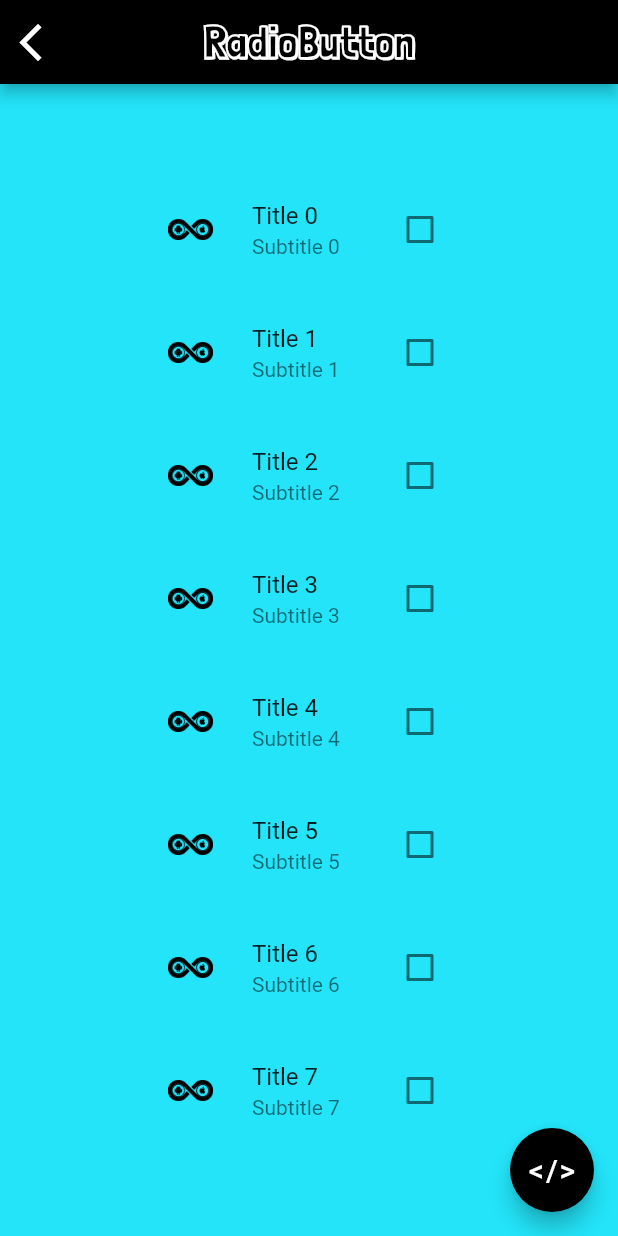
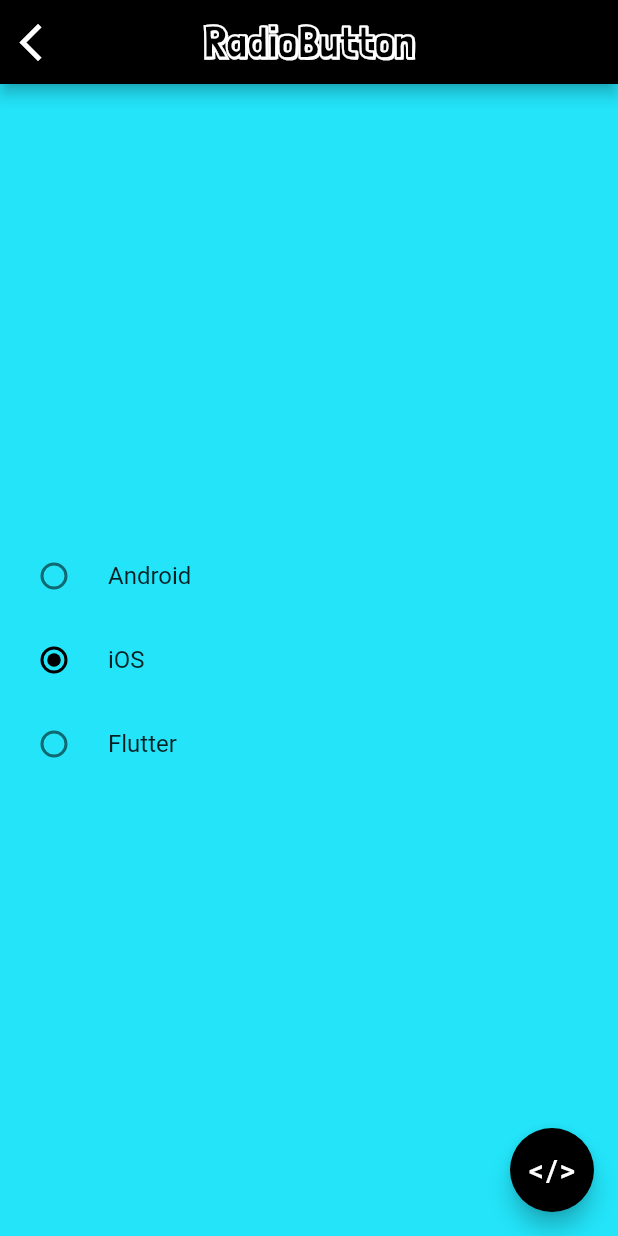
Before and after one commit to Sivaranjan89/FlutterGallery, a Flutter app: the PreviewRadioButton screen opened directly, on a phone screen of 412 x 824 dp. Run offline on Flutter 3.47's test engine with Material 2 defaults, Android fonts, the phone set to English and light mode, and no system bars; our stand-ins replace webview_flutter.

Commit message:
Radiobutton

```diff
--- a/lib/radiobutton/radiobutton.dart
+++ b/lib/radiobutton/radiobutton.dart
@@ -14,9 +14,13 @@ class PreviewRadioButton extends StatefulWidget {
 }
 
 class _State extends State<PreviewRadioButton> {
+
+  var _selectedValue = 0;
+
   @override
   void initState() {
     super.initState();
+    _selectedValue = 1;
   }
 
   @override
@@ -33,9 +37,13 @@ class _State extends State<PreviewRadioButton> {
       ),
       body: Center(
         child: Wrap(
-          direction: Axis.vertical,
-          spacing: 10,
-          children: createWidgets(), //Lets create 8 checkboxes
+          direction: Axis.horizontal,
+          spacing: 1,
+          children: <Widget>[
+            RadioListTile(value: 0, groupValue: _selectedValue, onChanged: (int value) {handleRadioValue(value);}, activeColor: Colors.black, title: Text('Android')),
+            RadioListTile(value: 1, groupValue: _selectedValue, onChanged: (int value) {handleRadioValue(value);}, activeColor: Colors.black, title: Text('iOS')),
+            RadioListTile(value: 2, groupValue: _selectedValue, onChanged: (int value) {handleRadioValue(value);}, activeColor: Colors.black, title: Text('Flutter')),
+          ],
         ),
       ),
     );
@@ -59,7 +67,13 @@ class _State extends State<PreviewRadioButton> {
     showDialog(context: context, builder: (context) => dialog);
   }
 
-  //To hold the checkbox values
+  handleRadioValue(int value) {
+    setState(() {
+      _selectedValue = value;
+    });
+  }
+
+  /*//To hold the checkbox values
   var checkValues = [false, false, false, false, false, false, false, false];
 
   List<Widget> createWidgets() {
@@ -90,5 +104,5 @@ class _State extends State<PreviewRadioButton> {
       ));
     }
     return widgets;
-  }
+  }*/
 }
```
